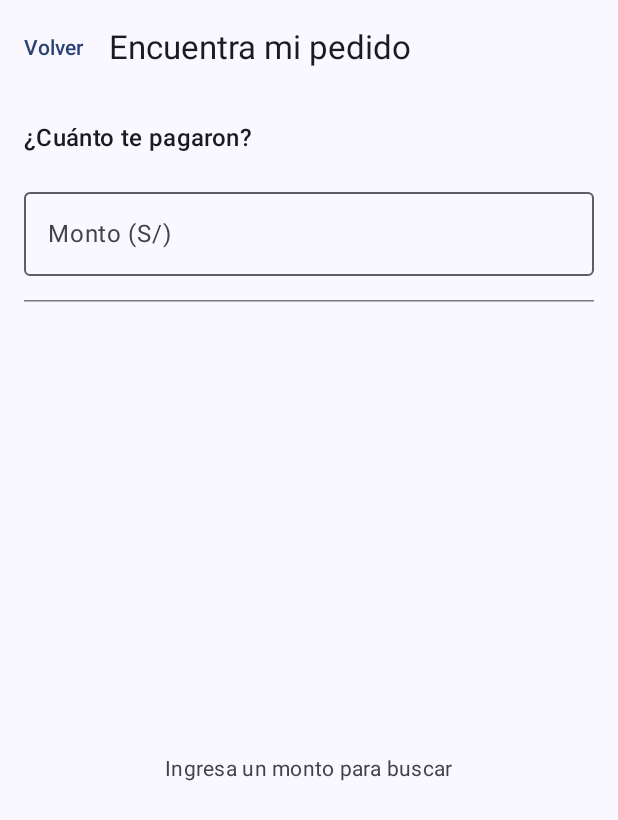
After one commit to Fabrica-LabsX/Toke, an Android app built with Jetpack Compose: the EncuentraMiPedidoScreen screen opened through its navigation route, on a phone screen of 412 x 824 dp. The commit adds this screen. Shown: the top 820 px of the screen. Run offline under Robolectric (Android 15) with nearby library versions, the phone set to English and light mode, and no system bars.

Commit message:
CAPA 12: Encuentra mi pedido - búsqueda por monto entre operaciones sin asignar del negocio, con margen de tolerancia documentado

```diff
--- a/app/src/main/java/com/flabs/cobrate/MainActivity.kt
+++ b/app/src/main/java/com/flabs/cobrate/MainActivity.kt
@@ -63,6 +63,7 @@ import com.flabs.cobrate.features.business.PaymentMethodsScreen
 import com.flabs.cobrate.features.permisos.DiagnosticoPermisosScreen
 import com.flabs.cobrate.features.worker.PayScreen
 import com.flabs.cobrate.features.worker.WorkerOperationsScreen
+import com.flabs.cobrate.features.worker.EncuentraMiPedidoScreen
 import com.flabs.cobrate.features.worker.WorkerViewModel
 import com.flabs.cobrate.ui.theme.CobrateTheme
 
@@ -103,6 +104,7 @@ private object Routes {
     const val OPERACIONES_TRABAJADOR = "operaciones_trabajador"
     const val SELECCION_IDENTIDAD = "seleccion_identidad"
     const val PAGAR = "pagar"
+    const val ENCUENTRA_PEDIDO = "encuentra_pedido"
 
     // Flujo Dueño.
     const val PANEL_DUENO = "panel_dueno"
@@ -249,6 +251,9 @@ fun CobrateApp() {
                 onVaAPagar = {
                     navController.navigate(Routes.PAGAR)
                 },
+                onEncontrarPedido = {
+                    navController.navigate(Routes.ENCUENTRA_PEDIDO)
+                },
                 onCerrarSesion = { authViewModel.cerrarSesion() }
             )
         }
@@ -256,6 +261,15 @@ fun CobrateApp() {
         composable(Routes.PAGAR) {
             PayScreen(
                 workerViewModel = workerViewModel,
+                onBack = {
+                    navController.popBackStack()
+                }
+            )
+        }
+
+        composable(Routes.ENCUENTRA_PEDIDO) {
+            EncuentraMiPedidoScreen(
+                viewModel = workerViewModel,
                 onBack = {
                     navController.popBackStack()
                 }
--- /dev/null
+++ b/app/src/main/java/com/flabs/cobrate/features/worker/EncuentraMiPedidoScreen.kt
@@ -0,0 +1,110 @@
+package com.flabs.cobrate.features.worker
+
+import androidx.compose.foundation.layout.*
+import androidx.compose.foundation.lazy.LazyColumn
+import androidx.compose.foundation.lazy.items
+import androidx.compose.foundation.text.KeyboardOptions
+import androidx.compose.material3.*
+import androidx.compose.runtime.*
+import androidx.compose.ui.Alignment
+import androidx.compose.ui.Modifier
+import androidx.compose.ui.text.input.KeyboardType
+import androidx.compose.ui.unit.dp
+import com.flabs.cobrate.components.OperacionCard
+import com.flabs.cobrate.components.OperacionCardAccion
+import com.flabs.cobrate.core.model.EstadoOperacion
+
+/**
+ * Pantalla "Encuentra mi pedido" (CAPA 12).
+ *
+ * Permite al trabajador buscar una operación SIN_ASIGNAR ingresando el monto
+ * que acaba de recibir. Filtra las operaciones con un margen de tolerancia
+ * de ±S/0.50 para cubrir redondeos o errores mínimos.
+ */
+@OptIn(ExperimentalMaterial3Api::class)
+@Composable
+fun EncuentraMiPedidoScreen(
+    viewModel: WorkerViewModel,
+    onBack: () -> Unit
+) {
+    var montoTexto by remember { mutableStateOf("") }
+    val monto = montoTexto.toDoubleOrNull()
+
+    val todasLasOperaciones by viewModel.operaciones.collectAsState()
+    val operacionesSinAsignar = remember(todasLasOperaciones) {
+        todasLasOperaciones.filter { it.estado == EstadoOperacion.SIN_ASIGNAR }
+    }
+
+    val candidatas = remember(monto, operacionesSinAsignar) {
+        viewModel.buscarCandidatas(monto, operacionesSinAsignar)
+    }
+
+    Scaffold(
+        topBar = {
+            TopAppBar(
+                title = { Text("Encuentra mi pedido") },
+                navigationIcon = {
+                    TextButton(onClick = onBack) {
+                        Text("Volver")
+                    }
+                }
+            )
+        }
+    ) { innerPadding ->
+        Column(
+            modifier = Modifier
+                .fillMaxSize()
+                .padding(innerPadding)
+                .padding(16.dp),
+            verticalArrangement = Arrangement.spacedBy(16.dp)
+        ) {
+            Text(
+                text = "¿Cuánto te pagaron?",
+                style = MaterialTheme.typography.titleMedium
+            )
+
+            OutlinedTextField(
+                value = montoTexto,
+                onValueChange = { montoTexto = it },
+                label = { Text("Monto (S/)") },
+                placeholder = { Text("Ej: 15.50") },
+                keyboardOptions = KeyboardOptions(keyboardType = KeyboardType.Decimal),
+                singleLine = true,
+                modifier = Modifier.fillMaxWidth()
+            )
+
+            HorizontalDivider()
+
+            if (candidatas.isEmpty()) {
+                Box(
+                    modifier = Modifier.fillMaxSize(),
+                    contentAlignment = Alignment.Center
+                ) {
+                    Text(
+                        text = if (montoTexto.isEmpty()) "Ingresa un monto para buscar"
+                               else "No se encontró ninguna operación pendiente con ese monto",
+                        style = MaterialTheme.typography.bodyMedium,
+                        color = MaterialTheme.colorScheme.onSurfaceVariant
+                    )
+                }
+            } else {
+                LazyColumn(
+                    verticalArrangement = Arrangement.spacedBy(8.dp),
+                    modifier = Modifier.fillMaxSize()
+                ) {
+                    items(candidatas) { operacion ->
+                        OperacionCard(
+                            operacion = operacion,
+                            accion = OperacionCardAccion(
+                                etiqueta = "Asignarme",
+                                onClick = {
+                                    viewModel.reclamarOperacion(operacion.id)
+                                }
+                            )
+                        )
+                    }
+                }
+            }
+        }
+    }
+}
--- a/app/src/main/java/com/flabs/cobrate/features/worker/WorkerViewModel.kt
+++ b/app/src/main/java/com/flabs/cobrate/features/worker/WorkerViewModel.kt
@@ -115,4 +115,26 @@ class WorkerViewModel : ViewModel() {
                 }
         }
     }
+
+    /**
+     * Filtra las operaciones SIN_ASIGNAR que podrían corresponder a un monto
+     * ingresado por el trabajador.
+     *
+     * MARGEN DE TOLERANCIA (CAPA 12): se permite un margen de ±S/0.50 para
+     * cubrir posibles redondeos de comisiones (p. ej. en Plin/Yape de montos
+     * pequeños con céntimos) o errores de dedo mínimos al ingresar el monto.
+     * Si el monto es null, devuelve todas las candidatas sin filtrar.
+     */
+    fun buscarCandidatas(monto: Double?, operacionesSinAsignar: List<Operacion>): List<Operacion> {
+        if (monto == null) return operacionesSinAsignar
+
+        val margen = 0.50
+        return operacionesSinAsignar.filter { op ->
+            val diferencia = Math.abs(op.monto - monto)
+            diferencia <= margen
+        }.sortedBy { op ->
+            // Prioriza coincidencias exactas arriba.
+            Math.abs(op.monto - monto)
+        }
+    }
 }
```
Also changed, not shown: app/src/main/java/com/flabs/cobrate/features/worker/WorkerOperationsScreen.kt (+9 -0 lines).
